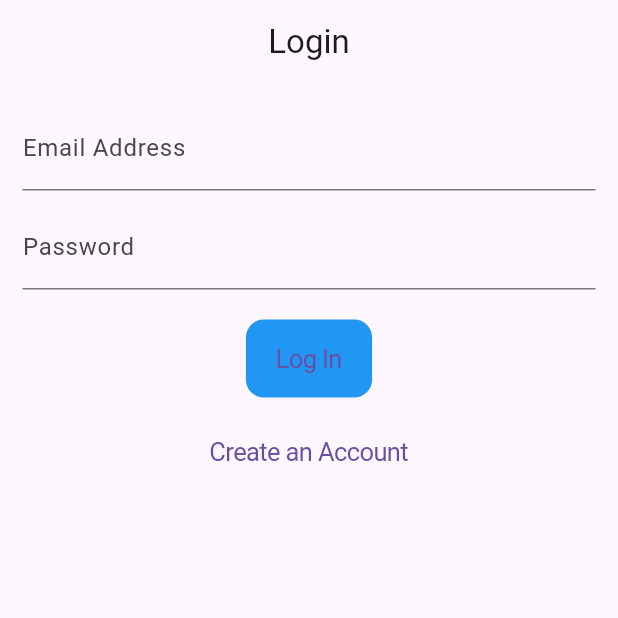
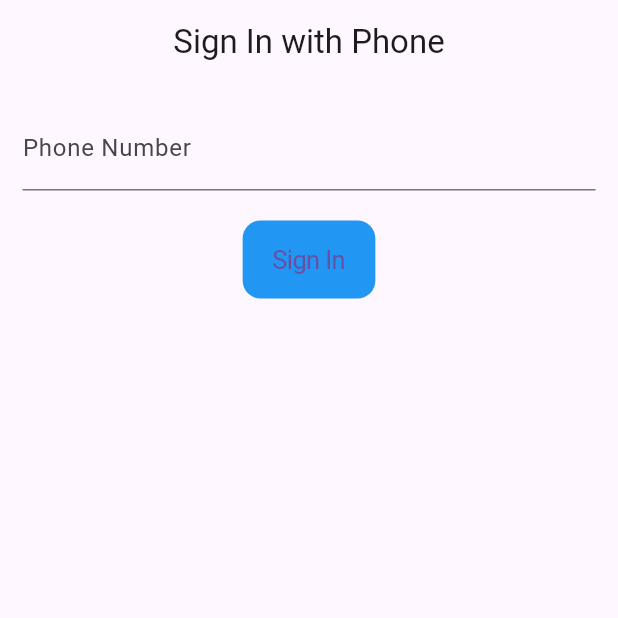
Before and after one commit to jsajwar/health_form, a Flutter app: the screen it shows after launch, on a phone screen of 412 x 824 dp, the top half of it. Run offline on Flutter 3.47's test engine with Material 3 defaults, Android fonts, the phone set to English and light mode, and no system bars; our stand-ins replace firebase_auth, firebase_core; accounts and stored records are empty.

Commit message:
Add files

```diff
--- a/lib/main.dart
+++ b/lib/main.dart
@@ -3,6 +3,7 @@
 import 'package:flutter/material.dart';
 import 'package:firebase_core/firebase_core.dart';
 import 'package:health_form/screens/email_auth/login_screen.dart';
+import 'package:health_form/screens/phone_auth/signing.dart';
 
 import 'firebase_options.dart';
 
@@ -23,7 +24,7 @@ class MyApp extends StatelessWidget {
     return MaterialApp(
       title: 'Flutter Demo',
       debugShowCheckedModeBanner: false,
-      home: LoginScreen(),
+      home: SigningPhone(),
     );
   }
 }
--- /dev/null
+++ b/lib/screens/phone_auth/signing.dart
@@ -0,0 +1,78 @@
+// ignore_for_file: prefer_const_constructors
+
+import 'dart:developer';
+
+import 'package:firebase_auth/firebase_auth.dart';
+
+import 'package:flutter/cupertino.dart';
+import 'package:flutter/material.dart';
+import 'package:health_form/screens/phone_auth/verifyotp.dart';
+
+class SigningPhone extends StatefulWidget {
+  const SigningPhone({super.key});
+
+  @override
+  State<SigningPhone> createState() => _SigningPhoneState();
+}
+
+class _SigningPhoneState extends State<SigningPhone> {
+  TextEditingController phoneController = TextEditingController();
+
+  void sendOTP() async {
+    String phone = "+91" + phoneController.text.trim();
+
+    await FirebaseAuth.instance.verifyPhoneNumber(
+        phoneNumber: phone,
+        codeSent: (verificationId, resendToken) {
+          Navigator.push(
+              context,
+              CupertinoPageRoute(
+                  builder: (context) => VerifyOtp(
+                        verificationId: verificationId,
+                      )));
+        },
+        verificationCompleted: (credential) {},
+        verificationFailed: (ex) {
+          log(ex.code.toString());
+        },
+        codeAutoRetrievalTimeout: (verificationId) {},
+        timeout: Duration(seconds: 30));
+  }
+
+  @override
+  Widget build(BuildContext context) {
+    return Scaffold(
+      appBar: AppBar(
+        centerTitle: true,
+        title: Text("Sign In with Phone"),
+      ),
+      body: SafeArea(
+        child: ListView(
+          children: [
+            Padding(
+              padding: EdgeInsets.all(15),
+              child: Column(
+                children: [
+                  TextField(
+                    controller: phoneController,
+                    decoration: InputDecoration(labelText: "Phone Number"),
+                  ),
+                  SizedBox(
+                    height: 20,
+                  ),
+                  CupertinoButton(
+                    onPressed: () {
+                      sendOTP();
+                    },
+                    color: Colors.blue,
+                    child: Text("Sign In"),
+                  ),
+                ],
+              ),
+            ),
+          ],
+        ),
+      ),
+    );
+  }
+}
```
Also changed, not shown: lib/screens/email_auth/login_screen.dart (+25 -37 lines), lib/screens/phone_auth/verifyotp.dart (added, +81 -0 lines), lib/homescreen.dart (added).
